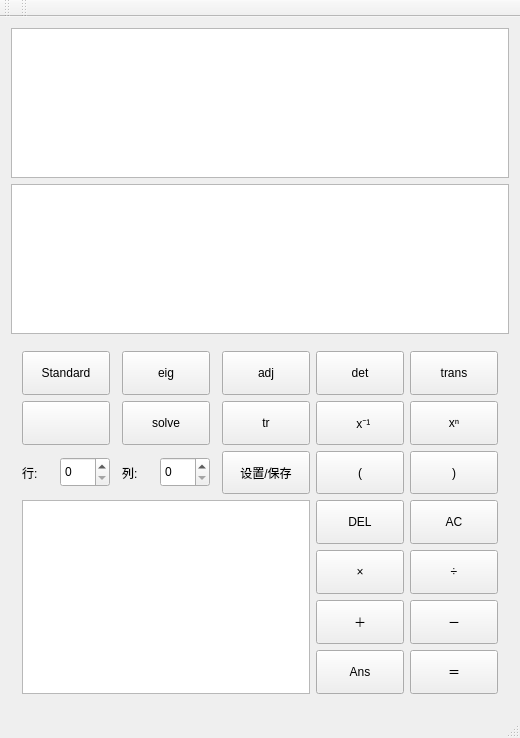
ZHU-JH/calculator, file mainwindow.ui: the form before one commit.
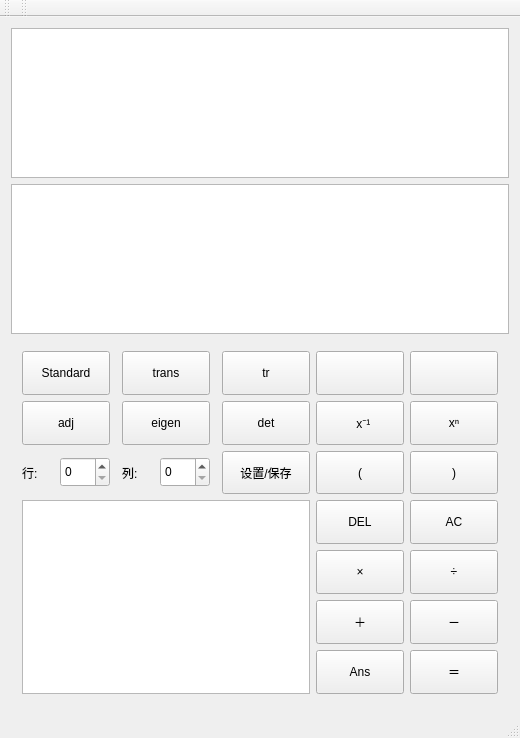
The form after the commit. The open tabs and pages were chosen to show the change.

The edit to the form file:
```diff
--- a/mainwindow.ui
+++ b/mainwindow.ui
@@ -933,25 +933,6 @@
           </property>
          </widget>
         </item>
-        <item row="0" column="7">
-         <widget class="QPushButton" name="buttonTranspose">
-          <property name="sizePolicy">
-           <sizepolicy hsizetype="Expanding" vsizetype="Expanding">
-            <horstretch>0</horstretch>
-            <verstretch>0</verstretch>
-           </sizepolicy>
-          </property>
-          <property name="maximumSize">
-           <size>
-            <width>200</width>
-            <height>200</height>
-           </size>
-          </property>
-          <property name="text">
-           <string>trans</string>
-          </property>
-         </widget>
-        </item>
         <item row="1" column="6">
          <widget class="QPushButton" name="buttonInverse_">
           <property name="sizePolicy">
@@ -1086,25 +1067,6 @@
           </property>
          </widget>
         </item>
-        <item row="0" column="6">
-         <widget class="QPushButton" name="buttonDet">
-          <property name="sizePolicy">
-           <sizepolicy hsizetype="Expanding" vsizetype="Expanding">
-            <horstretch>0</horstretch>
-            <verstretch>0</verstretch>
-           </sizepolicy>
-          </property>
-          <property name="maximumSize">
-           <size>
-            <width>200</width>
-            <height>200</height>
-           </size>
-          </property>
-          <property name="text">
-           <string>det</string>
-          </property>
-         </widget>
-        </item>
         <item row="1" column="7">
          <widget class="QPushButton" name="buttonPow_">
           <property name="sizePolicy">
@@ -1208,25 +1170,6 @@
           </item>
          </layout>
         </item>
-        <item row="1" column="2">
-         <widget class="QPushButton" name="buttonSolveEquation">
-          <property name="sizePolicy">
-           <sizepolicy hsizetype="Expanding" vsizetype="Expanding">
-            <horstretch>0</horstretch>
-            <verstretch>0</verstretch>
-           </sizepolicy>
-          </property>
-          <property name="maximumSize">
-           <size>
-            <width>200</width>
-            <height>200</height>
-           </size>
-          </property>
-          <property name="text">
-           <string>solve</string>
-          </property>
-         </widget>
-        </item>
         <item row="4" column="6">
          <widget class="QPushButton" name="buttonMultiply_">
           <property name="sizePolicy">
@@ -1330,7 +1273,35 @@
         <item row="3" column="0" rowspan="4" colspan="5">
          <widget class="QTableWidget" name="tableWidget"/>
         </item>
-        <item row="0" column="4">
+        <item row="1" column="2">
+         <widget class="QPushButton" name="buttonEigValues">
+          <property name="sizePolicy">
+           <sizepolicy hsizetype="Expanding" vsizetype="Expanding">
+            <horstretch>0</horstretch>
+            <verstretch>0</verstretch>
+           </sizepolicy>
+          </property>
+          <property name="maximumSize">
+           <size>
+            <width>200</width>
+            <height>200</height>
+           </size>
+          </property>
+          <property name="text">
+           <string>eigen</string>
+          </property>
+          <property name="autoDefault">
+           <bool>false</bool>
+          </property>
+          <property name="default">
+           <bool>false</bool>
+          </property>
+          <property name="flat">
+           <bool>false</bool>
+          </property>
+         </widget>
+        </item>
+        <item row="1" column="0">
          <widget class="QPushButton" name="buttonAdjoint">
           <property name="sizePolicy">
            <sizepolicy hsizetype="Expanding" vsizetype="Expanding">
@@ -1349,35 +1320,7 @@
           </property>
          </widget>
         </item>
-        <item row="0" column="2">
-         <widget class="QPushButton" name="buttonEigValues">
-          <property name="sizePolicy">
-           <sizepolicy hsizetype="Expanding" vsizetype="Expanding">
-            <horstretch>0</horstretch>
-            <verstretch>0</verstretch>
-           </sizepolicy>
-          </property>
-          <property name="maximumSize">
-           <size>
-            <width>200</width>
-            <height>200</height>
-           </size>
-          </property>
-          <property name="text">
-           <string>eig</string>
-          </property>
-          <property name="autoDefault">
-           <bool>false</bool>
-          </property>
-          <property name="default">
-           <bool>false</bool>
-          </property>
-          <property name="flat">
-           <bool>false</bool>
-          </property>
-         </widget>
-        </item>
-        <item row="1" column="0">
+        <item row="0" column="6">
          <widget class="QPushButton" name="buttonLog_5">
           <property name="sizePolicy">
            <sizepolicy hsizetype="Expanding" vsizetype="Expanding">
@@ -1396,7 +1339,64 @@
           </property>
          </widget>
         </item>
+        <item row="0" column="2">
+         <widget class="QPushButton" name="buttonTranspose">
+          <property name="sizePolicy">
+           <sizepolicy hsizetype="Expanding" vsizetype="Expanding">
+            <horstretch>0</horstretch>
+            <verstretch>0</verstretch>
+           </sizepolicy>
+          </property>
+          <property name="maximumSize">
+           <size>
+            <width>200</width>
+            <height>200</height>
+           </size>
+          </property>
+          <property name="text">
+           <string>trans</string>
+          </property>
+         </widget>
+        </item>
+        <item row="0" column="7">
+         <widget class="QPushButton" name="buttonSolveEquation">
+          <property name="sizePolicy">
+           <sizepolicy hsizetype="Expanding" vsizetype="Expanding">
+            <horstretch>0</horstretch>
+            <verstretch>0</verstretch>
+           </sizepolicy>
+          </property>
+          <property name="maximumSize">
+           <size>
+            <width>200</width>
+            <height>200</height>
+           </size>
+          </property>
+          <property name="text">
+           <string/>
+          </property>
+         </widget>
+        </item>
         <item row="1" column="4">
+         <widget class="QPushButton" name="buttonDet">
+          <property name="sizePolicy">
+           <sizepolicy hsizetype="Expanding" vsizetype="Expanding">
+            <horstretch>0</horstretch>
+            <verstretch>0</verstretch>
+           </sizepolicy>
+          </property>
+          <property name="maximumSize">
+           <size>
+            <width>200</width>
+            <height>200</height>
+           </size>
+          </property>
+          <property name="text">
+           <string>det</string>
+          </property>
+         </widget>
+        </item>
+        <item row="0" column="4">
          <widget class="QPushButton" name="buttonTrace">
           <property name="sizePolicy">
            <sizepolicy hsizetype="Expanding" vsizetype="Expanding">
```
Left out of the diff: 12 changed lines with no effect on the pictures.
